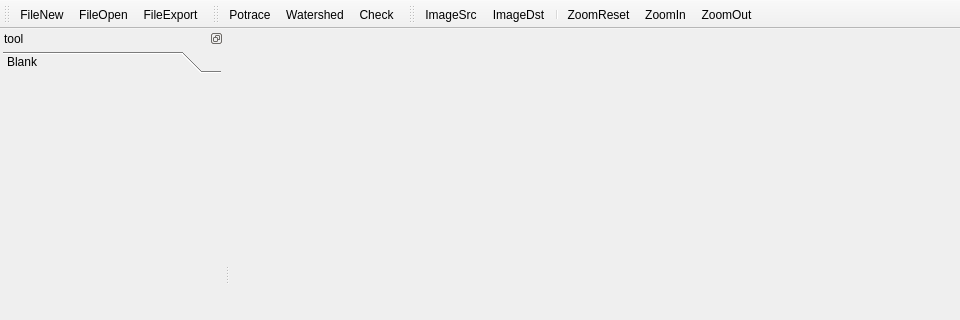
First picture: the form in src/ui/frm_main.ui, repository MizunagiKB/ilwork, before the edit; both pictures show x 0 to 960 and y 0 to 320 of the 960 by 540 pixel window.
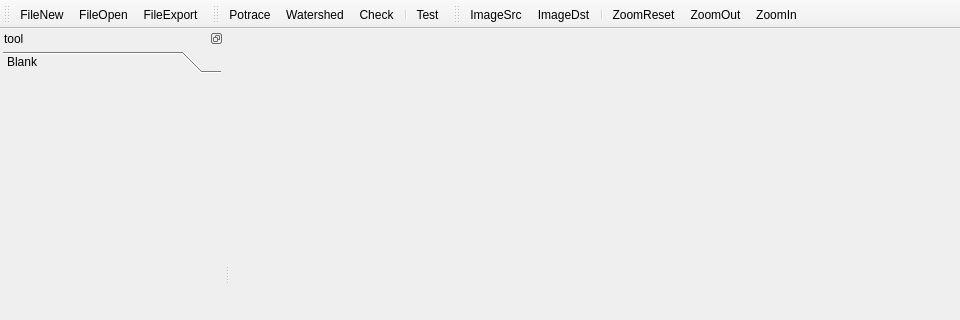
Second picture: the form after the edit. Icons and pictures are not drawn.

```diff
--- a/src/ui/frm_main.ui
+++ b/src/ui/frm_main.ui
@@ -131,6 +131,8 @@
    <addaction name="ac_potrace"/>
    <addaction name="ac_watershed"/>
    <addaction name="ac_check"/>
+   <addaction name="separator"/>
+   <addaction name="ac_widget_x_test"/>
   </widget>
   <widget class="QToolBar" name="toolBar">
    <property name="windowTitle">
@@ -152,8 +154,8 @@
    <addaction name="ac_image_dst"/>
    <addaction name="separator"/>
    <addaction name="ac_zoom_reset"/>
-   <addaction name="ac_zoom_in"/>
    <addaction name="ac_zoom_out"/>
+   <addaction name="ac_zoom_in"/>
   </widget>
   <action name="ac_potrace">
    <property name="checkable">
@@ -316,6 +318,18 @@
     <string>Space</string>
    </property>
   </action>
+  <action name="ac_widget_x_test">
+   <property name="icon">
+    <iconset resource="../resource.qrc">
+     <normaloff>:/icons/res/cubes-solid.svg</normaloff>:/icons/res/cubes-solid.svg</iconset>
+   </property>
+   <property name="text">
+    <string>Test</string>
+   </property>
+   <property name="toolTip">
+    <string>Test</string>
+   </property>
+  </action>
  </widget>
  <resources>
   <include location="../resource.qrc"/>
```
Left out of the diff: 2 changed lines with no effect on the pictures.
